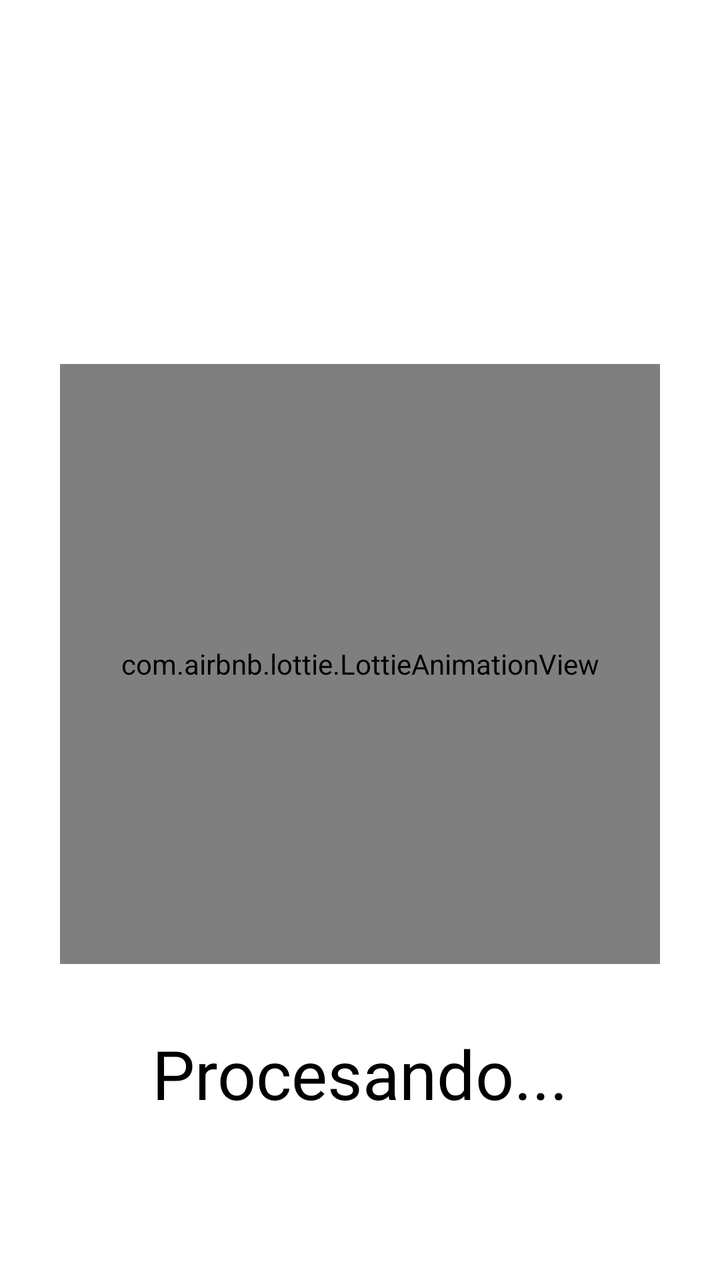
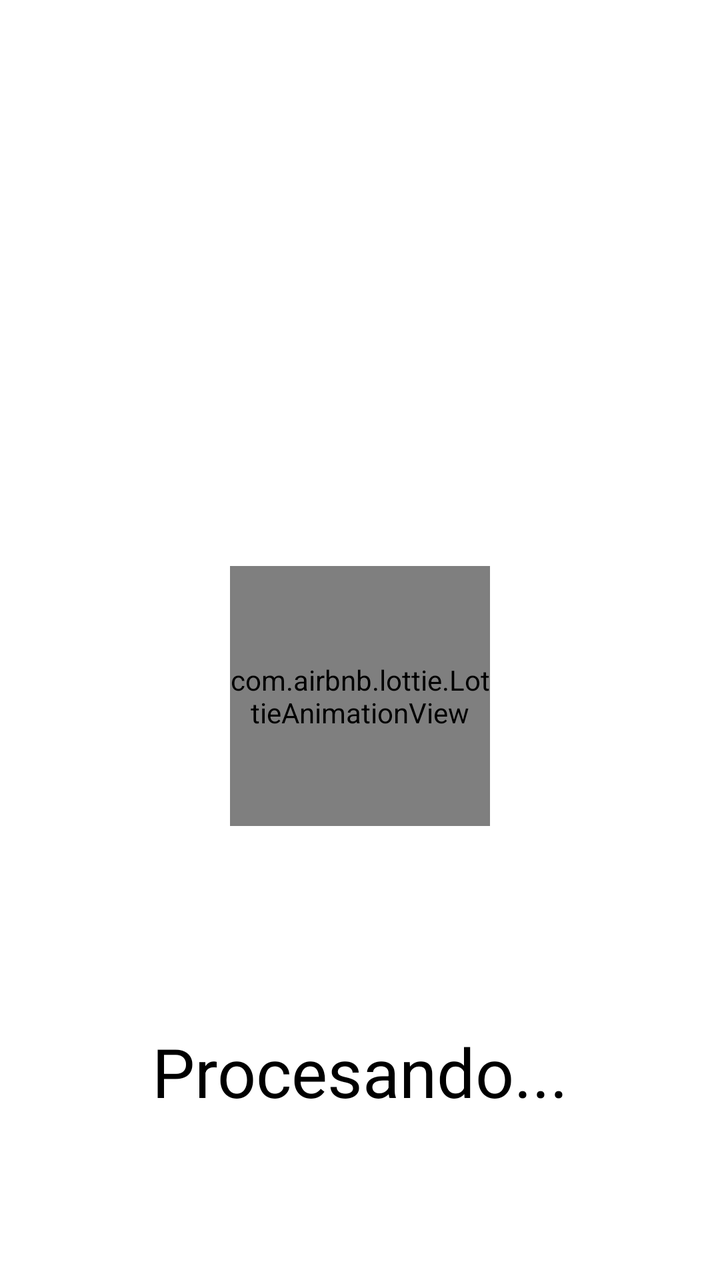

An Android layout rendered at two revisions. The XML below is the earlier revision; the diff shows what the commit changed to produce the second picture.
<!-- AndroidManifest.xml: application theme Theme.siap -->
<!-- res/layout/fragment_loading.xml -->
<?xml version="1.0" encoding="utf-8"?>
<androidx.constraintlayout.widget.ConstraintLayout xmlns:android="http://schemas.android.com/apk/res/android"
    xmlns:app="http://schemas.android.com/apk/res-auto"
    android:layout_width="match_parent"
    android:layout_height="match_parent"
    android:background="@android:color/white">

    <TextView
        android:id="@+id/txtLoadingMessage"
        android:layout_width="0dp"
        android:layout_height="wrap_content"
        android:layout_marginStart="@dimen/screen_horizontal_margin"
        android:layout_marginEnd="@dimen/screen_horizontal_margin"
        android:gravity="center"
        android:textColor="@color/screenTextPrimary"
        android:textSize="@dimen/text_screen_title"
        android:textStyle="bold"
        app:layout_constraintBottom_toTopOf="@id/animationView"
        app:layout_constraintEnd_toEndOf="parent"
        app:layout_constraintStart_toStartOf="parent"
        app:layout_constraintTop_toTopOf="parent"
        app:layout_constraintVertical_chainStyle="packed" />

    <com.airbnb.lottie.LottieAnimationView
        android:id="@+id/animationView"
        android:layout_width="@dimen/lottie_screen_size"
        android:layout_height="@dimen/lottie_screen_size"
        android:layout_marginTop="@dimen/screen_spacing"
        app:layout_constraintBottom_toTopOf="@id/txtLoadingStatus"
        app:layout_constraintEnd_toEndOf="parent"
        app:layout_constraintStart_toStartOf="parent"
        app:layout_constraintTop_toBottomOf="@id/txtLoadingMessage"
        app:lottie_autoPlay="true"
        app:lottie_loop="true"
        app:lottie_rawRes="@raw/load" />

    <TextView
        android:id="@+id/txtLoadingStatus"
        android:layout_width="0dp"
        android:layout_height="wrap_content"
        android:layout_marginStart="@dimen/screen_horizontal_margin"
        android:layout_marginTop="@dimen/screen_spacing"
        android:layout_marginEnd="@dimen/screen_horizontal_margin"
        android:gravity="center"
        android:text="@string/textProcessing"
        android:textColor="@color/screenTextSecondary"
        android:textSize="@dimen/text_screen_status"
        app:layout_constraintBottom_toBottomOf="parent"
        app:layout_constraintEnd_toEndOf="parent"
        app:layout_constraintStart_toStartOf="parent"
        app:layout_constraintTop_toBottomOf="@id/animationView" />

</androidx.constraintlayout.widget.ConstraintLayout>
<!-- resources referenced by this layout -->
<resources>
  <color name="screenTextPrimary">#494949</color>
  <color name="screenTextSecondary">#000000</color>
  <dimen name="lottie_screen_size">300dp</dimen>
  <dimen name="screen_horizontal_margin">32dp</dimen>
  <dimen name="screen_spacing">32dp</dimen>
  <dimen name="text_screen_status">34sp</dimen>
  <dimen name="text_screen_title">52sp</dimen>
  <string name="textProcessing">Procesando...</string>
  <style name="Theme.siap" parent="Theme.AppCompat.Light.NoActionBar">
          
          <item name="colorPrimary">@color/LightSlateGray</item>
          <item name="colorPrimaryVariant">@color/SlateGray</item>
          <item name="colorOnPrimary">@color/Black</item>
          
          <item name="colorSecondary">@color/Gray</item>
          <item name="colorSecondaryVariant">@color/DarkBlue</item>
          <item name="colorOnSecondary">@color/black</item>
          
          <item name="android:statusBarColor" tools:targetApi="l">?attr/colorPrimaryVariant</item>
          
      </style>
  <color name="LightSlateGray">#5A5A5A</color>
  <color name="SlateGray">#FF494949</color>
  <color name="Black">#000000</color>
  <color name="Gray">#808080</color>
  <color name="DarkBlue">#00008B</color>
</resources>

<!-- the commit's change to res/layout/fragment_loading.xml (unified diff, before → after) -->
@@ -12,7 +12,7 @@
         android:layout_marginStart="@dimen/screen_horizontal_margin"
         android:layout_marginEnd="@dimen/screen_horizontal_margin"
         android:gravity="center"
-        android:textColor="@color/screenTextPrimary"
+        android:textColor="@color/accent"
         android:textSize="@dimen/text_screen_title"
         android:textStyle="bold"
         app:layout_constraintBottom_toTopOf="@id/animationView"
@@ -23,9 +23,9 @@
 
     <com.airbnb.lottie.LottieAnimationView
         android:id="@+id/animationView"
-        android:layout_width="@dimen/lottie_screen_size"
-        android:layout_height="@dimen/lottie_screen_size"
-        android:layout_marginTop="@dimen/screen_spacing"
+        android:layout_width="130dp"
+        android:layout_height="130dp"
+        android:layout_marginTop="132dp"
         app:layout_constraintBottom_toTopOf="@id/txtLoadingStatus"
         app:layout_constraintEnd_toEndOf="parent"
         app:layout_constraintStart_toStartOf="parent"
@@ -39,7 +39,7 @@
         android:layout_width="0dp"
         android:layout_height="wrap_content"
         android:layout_marginStart="@dimen/screen_horizontal_margin"
-        android:layout_marginTop="@dimen/screen_spacing"
+        android:layout_marginTop="100dp"
         android:layout_marginEnd="@dimen/screen_horizontal_margin"
         android:gravity="center"
         android:text="@string/textProcessing"
<!-- resource entries referenced after the edit -->
@@ -1,10 +1,8 @@
 <!-- resources referenced by this layout -->
 <resources>
-  <color name="screenTextPrimary">#494949</color>
+  <color name="accent">#0b3266</color>
   <color name="screenTextSecondary">#000000</color>
-  <dimen name="lottie_screen_size">300dp</dimen>
   <dimen name="screen_horizontal_margin">32dp</dimen>
-  <dimen name="screen_spacing">32dp</dimen>
   <dimen name="text_screen_status">34sp</dimen>
   <dimen name="text_screen_title">52sp</dimen>
   <string name="textProcessing">Procesando...</string>
